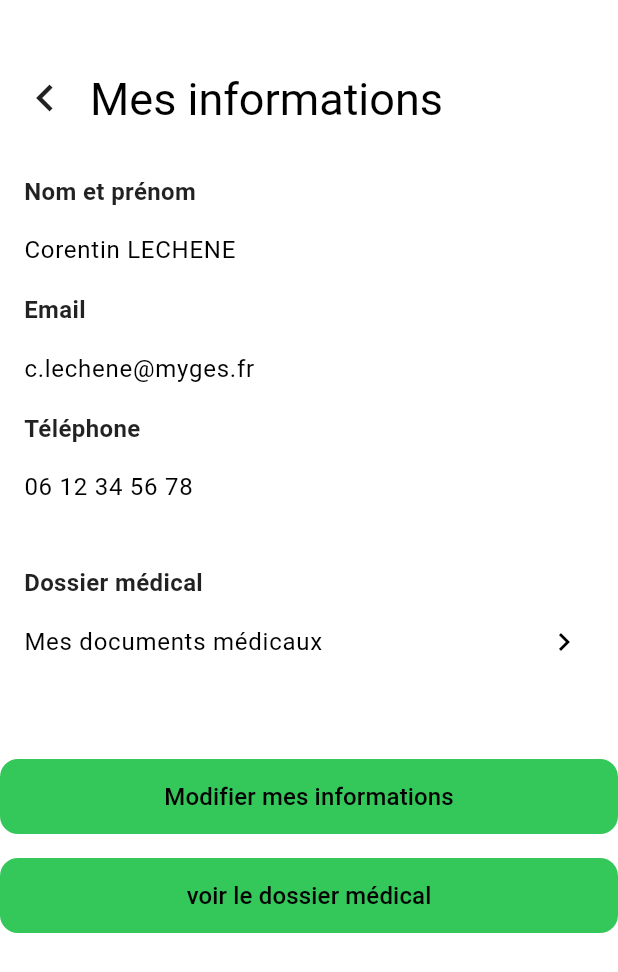
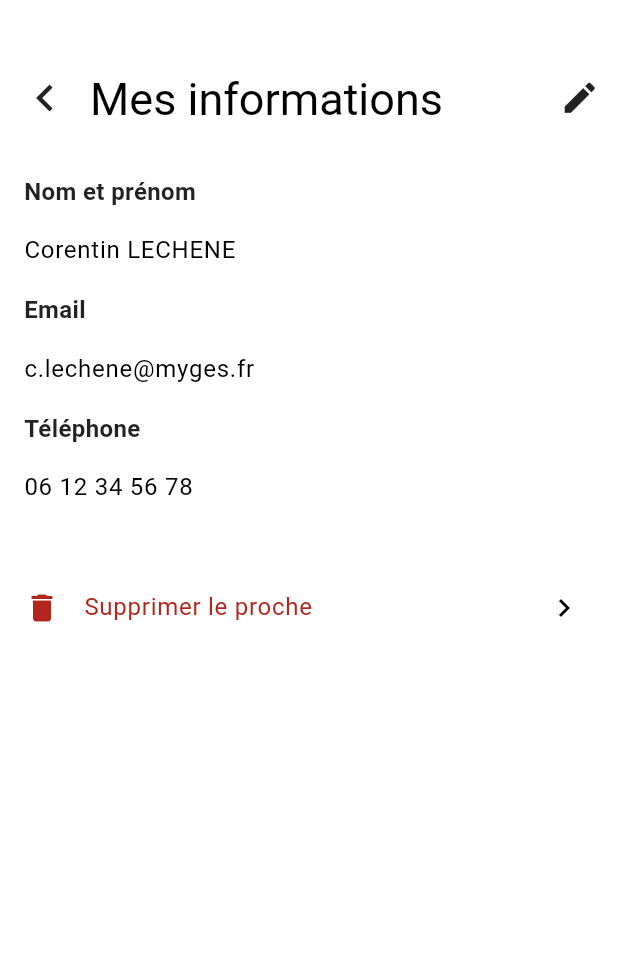
Before and after one commit to ESGI-DoctoDoc/doctodoc-mobile, a Flutter app: the PatientsScreen screen opened by its route, after a tap on "Corentin LECHENE", on a phone screen of 412 x 824 dp. Shown: the top 972 px of the screen. Run offline on Flutter 3.47's test engine with Material 3 defaults, Android fonts, the phone set to English and light mode, and no system bars; our stand-ins replace bloc, dio, file_picker, flutter_bloc, flutter_dotenv, flutter_map and 6 more; missing offline and left inert: wolt_modal_sheet; accounts and stored records are empty.

Commit message:
feat(patient): add patient creation and update modals with gender and birthdate inputs

```diff
--- a/lib/screens/profile/account_screen.dart
+++ b/lib/screens/profile/account_screen.dart
@@ -121,7 +121,7 @@ class AccountScreen extends StatelessWidget {
                 leading: const Icon(Icons.logout),
                 title: const Text('Déconnexion'),
                 trailing: const Icon(Icons.chevron_right),
-                onTap: () {}, //Todo me
+                onTap: () {}, //Todo mélissa se déconnecter
               ),
 
               const SizedBox(height: 16),
@@ -132,7 +132,7 @@ class AccountScreen extends StatelessWidget {
                   style: TextStyle(color: Theme.of(context).colorScheme.error),
                 ),
                 trailing: const Icon(Icons.chevron_right),
-                onTap: () {}, //Todo me
+                onTap: () {}, //Todo mélissa supprimer le compte
               ),
 
               const SizedBox(height: 16),
--- a/lib/screens/profile/patient_detail_screen.dart
+++ b/lib/screens/profile/patient_detail_screen.dart
@@ -1,8 +1,9 @@
 import 'package:doctodoc_mobile/models/patient.dart';
-import 'package:doctodoc_mobile/screens/medicals/medical_screen.dart';
-import 'package:doctodoc_mobile/shared/widgets/buttons/primary_button.dart';
 import 'package:doctodoc_mobile/shared/widgets/modals/update_patient_modal.dart';
+import 'package:flutter/cupertino.dart';
 import 'package:flutter/material.dart';
+
+import '../../shared/widgets/modals/confirm_modal.dart';
 
 class PatientDetailsScreen extends StatefulWidget {
   final String patientId;
@@ -58,6 +59,25 @@ class _PatientDetailsScreenState extends State<PatientDetailsScreen> {
                     'Mes informations',
                     style: TextStyle(fontSize: 20),
                   ),
+                  const Spacer(),
+                  InkWell(
+                    onTap: () {
+                      //todo mélissa ici récup le patient en entier puis le donner à la modale
+                      final patient = Patient(
+                        id: "id",
+                        lastName: "lastName",
+                        firstName: "firstName",
+                        gender: "MALE",
+                        email: "c.lechene@myges.fr",
+                        phoneNumber: "0675704647",
+                      );
+                      showUpdatePatientModal(context, patient);
+                    },
+                    child: const Padding(
+                      padding: EdgeInsets.symmetric(horizontal: 8.0),
+                      child: Icon(Icons.edit, size: 18,),
+                    ),
+                  ),
                 ],
               ),
               background: Container(
@@ -104,42 +124,41 @@ class _PatientDetailsScreenState extends State<PatientDetailsScreen> {
 
               const SizedBox(height: 24),
 
-              // Medical
-              const Padding(
-                padding: EdgeInsets.symmetric(horizontal: 16.0),
-                child: Text(
-                  'Dossier médical',
-                  style: TextStyle(fontSize: 16, fontWeight: FontWeight.bold),
+              // // Medical
+              // const Padding(
+              //   padding: EdgeInsets.symmetric(horizontal: 16.0),
+              //   child: Text(
+              //     'Dossier médical',
+              //     style: TextStyle(fontSize: 16, fontWeight: FontWeight.bold),
+              //   ),
+              // ),
+              // ListTile(
+              //   title: const Text('Mes documents médicaux'),
+              //   trailing: const Icon(Icons.chevron_right),
+              //   onTap: () => MedicalScreen.navigateTo(context, patientId: widget.patientId),
+              // ),
+
+              //todo mélissa delete que si c'est pas le propriétaire du compte
+              //todo si tu veux éviter tu peux juste créer un autre fichier identique genre moi et les autres
+              ListTile(
+                leading: Icon(Icons.delete, color: Theme.of(context).colorScheme.error),
+                title: Text(
+                  'Supprimer le proche',
+                  style: TextStyle(color: Theme.of(context).colorScheme.error),
                 ),
-              ),
-              ListTile(
-                title: const Text('Mes documents médicaux'), //Todo me
                 trailing: const Icon(Icons.chevron_right),
-                onTap: () => MedicalScreen.navigateTo(context, patientId: widget.patientId),
+                onTap: () async {
+                  final shouldDelete = await showConfirmModal(
+                    context,
+                    'Êtes-vous sûr de vouloir supprimer ce proche ? Cette action est irréversible.',
+                  );
+
+                  if (shouldDelete == true) {
+                    // TODO mélissa supprimer le patient
+                  }
+                },
               ),
 
-              const SizedBox(height: 50),
-              PrimaryButton(
-                label: "Modifier mes informations",
-                onTap: () {
-                  final patient = Patient(
-                    id: "id",
-                    lastName: "lastName",
-                    firstName: "firstName",
-                    gender: "gender",
-                    email: "email",
-                    phoneNumber: "phoneNumber",
-                  );
-                  showUpdatePatientModal(context, patient);
-                },
-              ),
-              const SizedBox(height: 16),
-              PrimaryButton(
-                label: "voir le dossier médical",
-                onTap: () {
-                  MedicalScreen.navigateTo(context, patientId: widget.patientId);
-                },
-              )
             ]),
           ),
         ],
--- a/lib/screens/profile/patients_screen.dart
+++ b/lib/screens/profile/patients_screen.dart
@@ -1,5 +1,6 @@
 import 'package:doctodoc_mobile/models/user.dart';
 import 'package:doctodoc_mobile/screens/profile/patient_detail_screen.dart';
+import 'package:doctodoc_mobile/shared/widgets/modals/create_patient_modal.dart';
 import 'package:flutter/material.dart';
 import 'package:flutter_bloc/flutter_bloc.dart';
 
@@ -54,6 +55,17 @@ class _PatientsScreenState extends State<PatientsScreen> {
                   const Text(
                     'Mes patients',
                     style: TextStyle(fontSize: 20),
+                  ),
+                  const Spacer(),
+                  InkWell(
+                    onTap: () {
+                      // todo mélissa ici pour créer un patient
+                      showCreatePatientModal(context);
+                    },
+                    child: const Padding(
+                      padding: EdgeInsets.symmetric(horizontal: 8.0),
+                      child: Icon(Icons.add),
+                    ),
                   ),
                 ],
               ),
```
Also changed, not shown: lib/shared/widgets/modals/confirm_modal.dart (added, +26 -0 lines), lib/shared/widgets/modals/create_patient_modal.dart (+9 -0 lines), lib/shared/widgets/modals/update_patient_modal.dart (+23 -0 lines).
